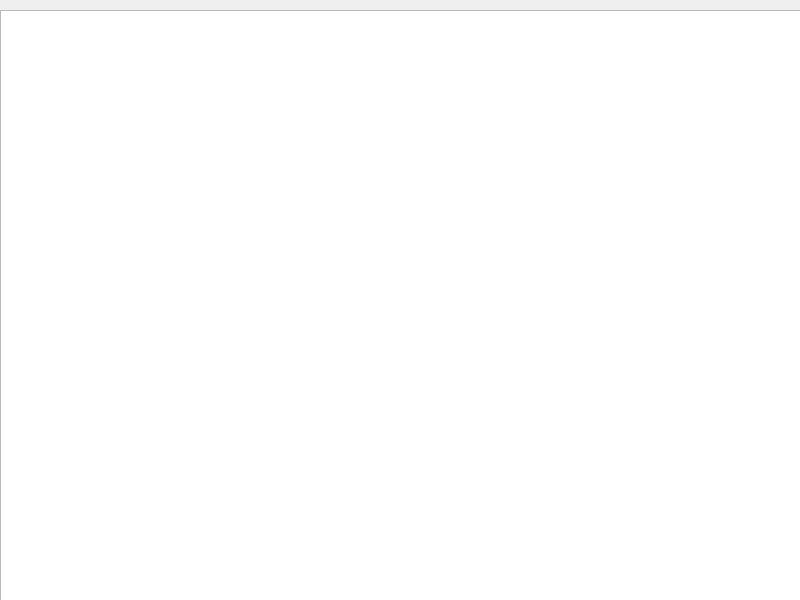
This is main.ui in akimjlord-p/espresso as Qt 5 draws it before an edit. The edited form follows.
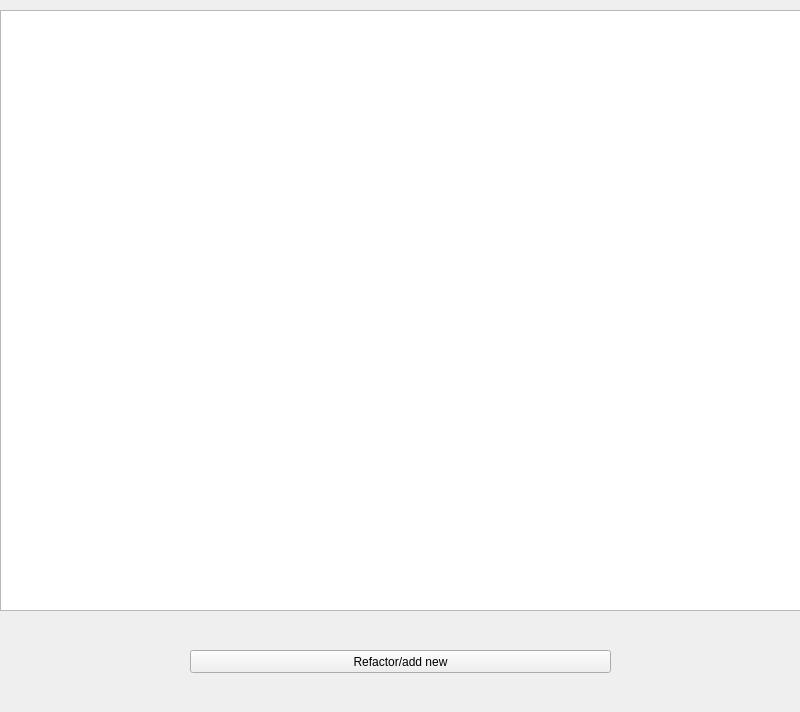
This is the edited form.

The edit to the form file:
```diff
--- a/main.ui
+++ b/main.ui
@@ -7,7 +7,7 @@
     <x>0</x>
     <y>0</y>
     <width>800</width>
-    <height>600</height>
+    <height>712</height>
    </rect>
   </property>
   <property name="windowTitle">
@@ -24,6 +24,19 @@
      </rect>
     </property>
    </widget>
+   <widget class="QPushButton" name="des">
+    <property name="geometry">
+     <rect>
+      <x>190</x>
+      <y>650</y>
+      <width>421</width>
+      <height>23</height>
+     </rect>
+    </property>
+    <property name="text">
+     <string>Refactor/add new</string>
+    </property>
+   </widget>
   </widget>
  </widget>
  <resources/>
```
